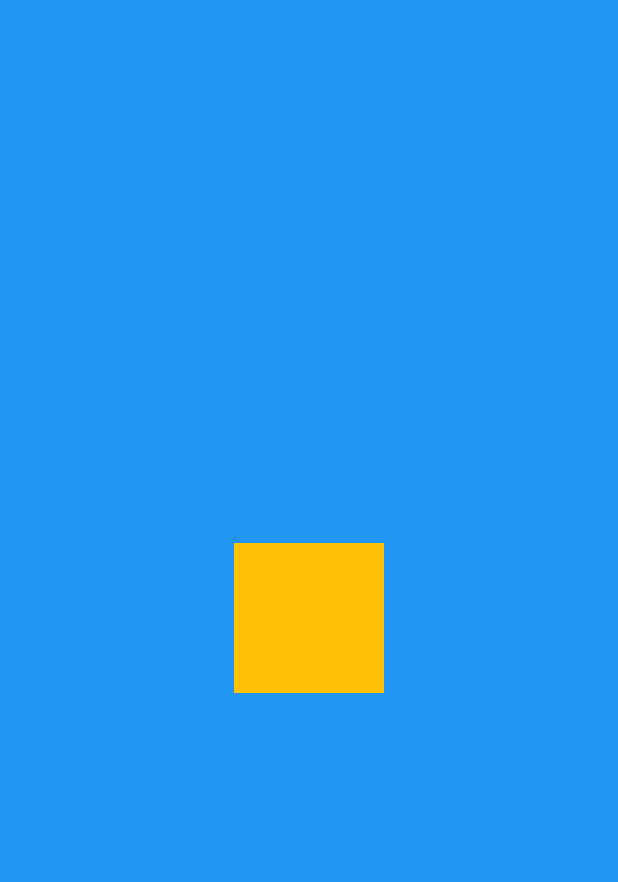
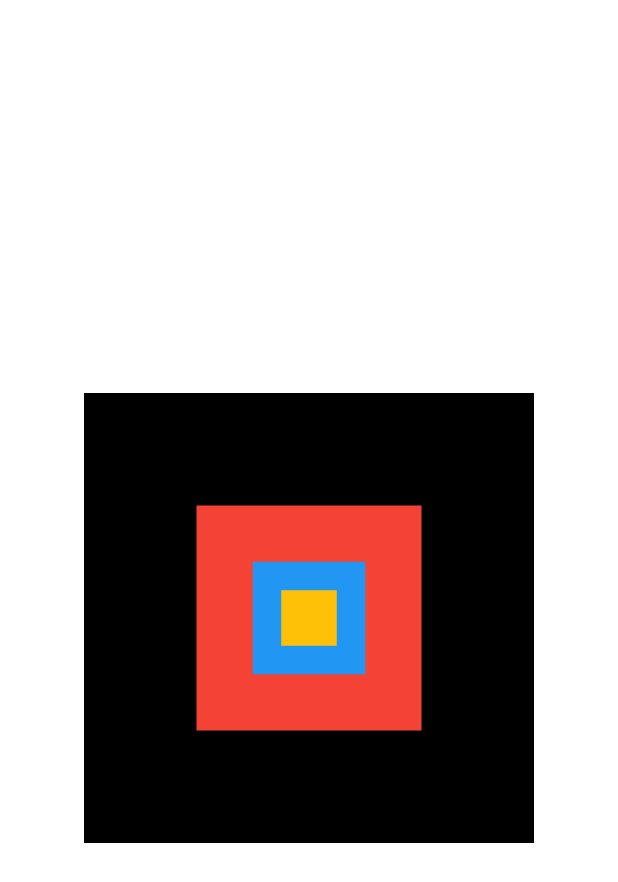
Before and after one commit to linusmanuel/learn-flutter, a Flutter app: the screen it shows after launch, on a phone screen of 412 x 824 dp. Shown: the top 882 px of the screen. Run offline on Flutter 3.47's test engine with Material 3 defaults, Android fonts, the phone set to English and light mode, and no system bars.

Commit message:
02: recriando imagem com widgets

```diff
--- a/lib/main.dart
+++ b/lib/main.dart
@@ -19,12 +19,27 @@ class MyApp extends StatelessWidget {
         alignment: AlignmentDirectional.center,
         children: [
           Container(
-            color: Colors.blue,
+            color: Colors.white,
           ),
           Container(
+            color: Colors.black,
+            width: 300,
+            height: 300,
+          ),
+          Container(
+            width: 150,
+            height: 150,
+            color: Colors.red,
+          ),
+          Container(
+            color: Colors.blue,
+            width: 75,
+            height: 75,
+          ),
+          Container(
+            width: 37,
+            height: 37,
             color: Colors.amber,
-            width: 100,
-            height: 100,
           )
         ],
       ),
```
